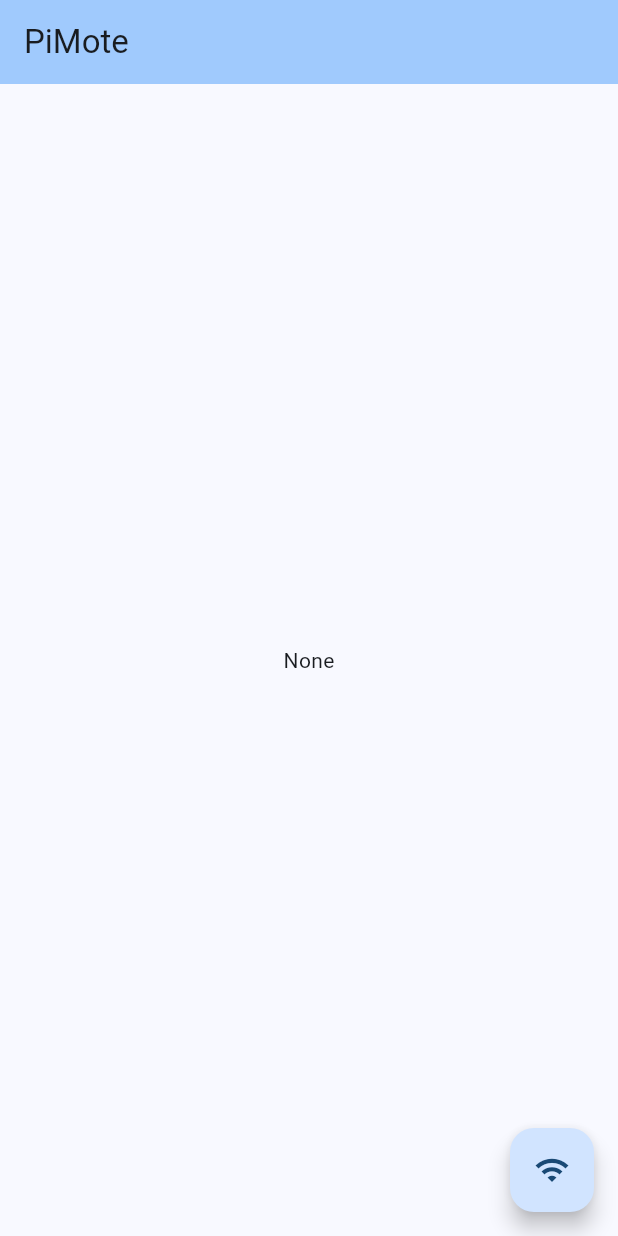
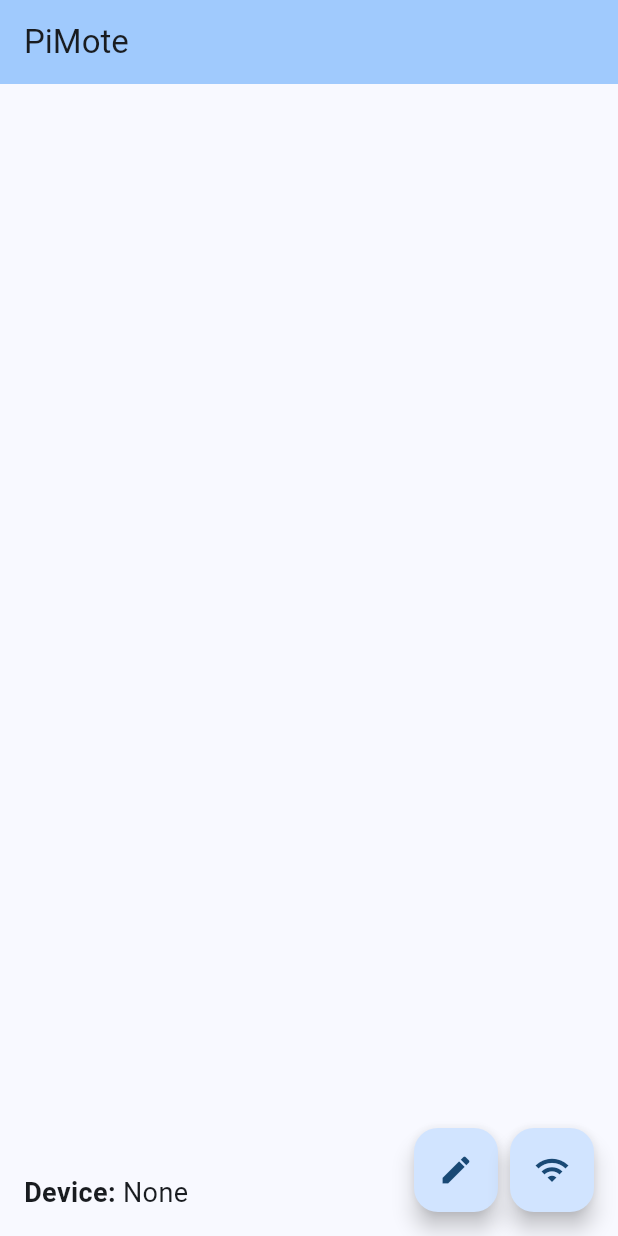
Before and after one commit to arobinson434/PiMote, a Flutter app: the screen it shows after launch, on a phone screen of 412 x 824 dp. Run offline on Flutter 3.47's test engine with Material 3 defaults, Android fonts, the phone set to English and light mode, and no system bars; missing offline and left inert: android_multicast_lock, protobuf.

Commit message:
Home screen updates

```diff
--- a/lib/screens/home.dart
+++ b/lib/screens/home.dart
@@ -14,15 +14,43 @@ class PiMoteHomePage extends StatelessWidget {
         backgroundColor: Theme.of(context).colorScheme.inversePrimary,
         title: Text("PiMote"),
       ),
-      body: Center(
-        child: Text(
-          Provider.of<EmittersViewModel>(context).currentEmitter() ?? "None"
-        )
+      body: Padding(
+        padding: const EdgeInsets.all(16.0),
+        child: Column(
+          mainAxisAlignment: MainAxisAlignment.end,
+          children: [
+            Text.rich(TextSpan(
+              children: [
+                TextSpan(
+                  text: "Device: ",
+                  style: TextStyle(fontWeight: FontWeight.bold, fontSize: 18),
+                ),
+                TextSpan(
+                  text: Provider.of<EmittersViewModel>(context).currentEmitter() ?? "None",
+                  style: TextStyle(fontSize: 18),
+                ),
+              ]
+            ))
+          ]
+        ),
       ),
-      floatingActionButton: FloatingActionButton(
-        onPressed: () => scanForDevices(context),
-        tooltip: 'IR Device',
-        child: const Icon(Icons.wifi),
+      floatingActionButton: Row(
+        mainAxisAlignment: MainAxisAlignment.end,
+        children: [
+          Padding(
+            padding: EdgeInsets.symmetric(horizontal: 8),
+            child: FloatingActionButton(
+              onPressed: () {} , // TODO: Use this to flip into edit mode
+              tooltip: 'Edit',
+              child: const Icon(Icons.edit),
+            ),
+          ),
+          FloatingActionButton(
+            onPressed: () => scanForDevices(context),
+            tooltip: 'IR Device',
+            child: const Icon(Icons.wifi),
+          )
+        ],
       ),
     );
   }
```
